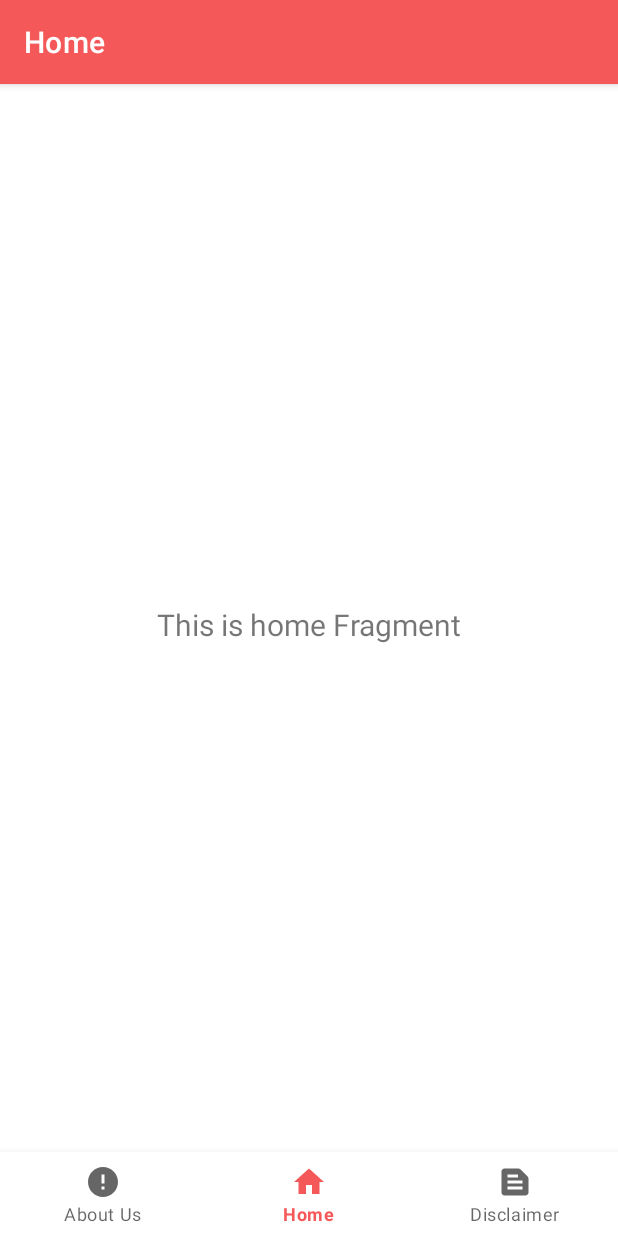
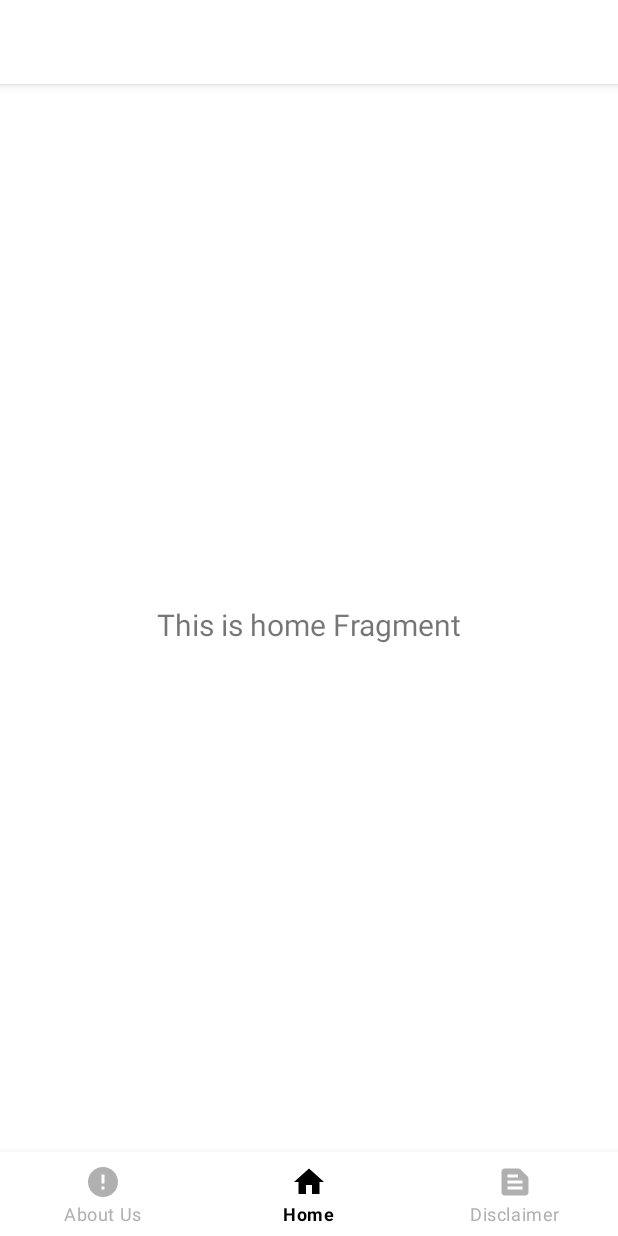
Before and after one commit to RashidMaulana/Anticede, an Android app: the screen it shows after launch (BottomNavigationActivity), on a phone screen of 412 x 824 dp. Run offline under Robolectric (Android 15) with nearby library versions, the phone set to English and light mode, and no system bars; our stand-ins replace navigation-ui.

Commit message:
update bottom navigation color from light red to black for items and labels

```diff
--- a/Mobile Development/app/src/main/java/com/bangkit/anticede/BottomNavigationActivity.kt
+++ b/Mobile Development/app/src/main/java/com/bangkit/anticede/BottomNavigationActivity.kt
@@ -1,8 +1,10 @@
 package com.bangkit.anticede
 
 import android.os.Bundle
+import android.text.Html
 import com.google.android.material.bottomnavigation.BottomNavigationView
 import androidx.appcompat.app.AppCompatActivity
+import androidx.appcompat.content.res.AppCompatResources
 import androidx.navigation.fragment.NavHostFragment
 import androidx.navigation.ui.AppBarConfiguration
 import androidx.navigation.ui.setupActionBarWithNavController
@@ -19,6 +21,10 @@ class BottomNavigationActivity : AppCompatActivity() {
         binding = ActivityBottomNavigationBinding.inflate(layoutInflater)
         setContentView(binding.root)
 
+        //change action bar background color
+        supportActionBar?.setBackgroundDrawable(AppCompatResources.getDrawable(this,R.color.white))
+
+
         val navView: BottomNavigationView = binding.navView
 
         val navHostFragment = supportFragmentManager.findFragmentById(R.id.nav_host_fragment_activity_bottom_navigation) as NavHostFragment
--- a/Mobile Development/app/src/main/java/com/bangkit/anticede/MainActivity.kt
+++ b/Mobile Development/app/src/main/java/com/bangkit/anticede/MainActivity.kt
@@ -20,8 +20,6 @@ class MainActivity : AppCompatActivity() {
             delay(3000L)
             val intent = Intent(this@MainActivity, BottomNavigationActivity::class.java)
             startActivity(intent)
-
-
             finish()
         }
     }
--- /dev/null
+++ b/Mobile Development/app/src/main/res/color/nav_color.xml
@@ -0,0 +1,5 @@
+<?xml version="1.0" encoding="utf-8"?>
+<selector xmlns:android="http://schemas.android.com/apk/res/android">
+<item android:color="@color/black" android:state_checked="true"/>
+<item android:color="@color/grey" android:state_checked="false"/>
+</selector>
--- a/Mobile Development/app/src/main/res/layout/activity_bottom_navigation.xml
+++ b/Mobile Development/app/src/main/res/layout/activity_bottom_navigation.xml
@@ -11,7 +11,9 @@
         android:layout_height="wrap_content"
         android:layout_marginStart="0dp"
         android:layout_marginEnd="0dp"
-        android:background="?android:attr/windowBackground"
+        android:background="@color/white"
+        app:itemTextColor="@color/nav_color"
+        app:itemIconTint="@color/nav_color"
         app:layout_constraintBottom_toBottomOf="parent"
         app:layout_constraintLeft_toLeftOf="parent"
         app:layout_constraintRight_toRightOf="parent"
--- a/Mobile Development/app/src/main/res/values/colors.xml
+++ b/Mobile Development/app/src/main/res/values/colors.xml
@@ -7,4 +7,5 @@
     <color name="teal_700">#FF018786</color>
     <color name="black">#FF000000</color>
     <color name="white">#FFFFFFFF</color>
+    <color name="grey">#B0B0B0</color>
 </resources>
```
